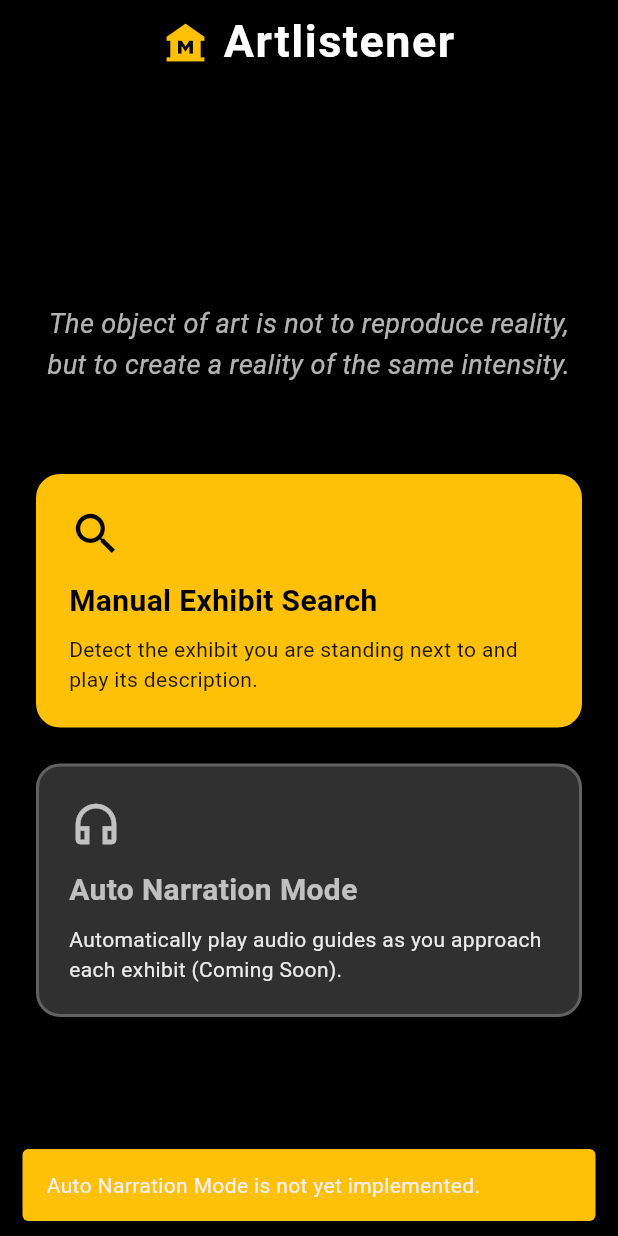
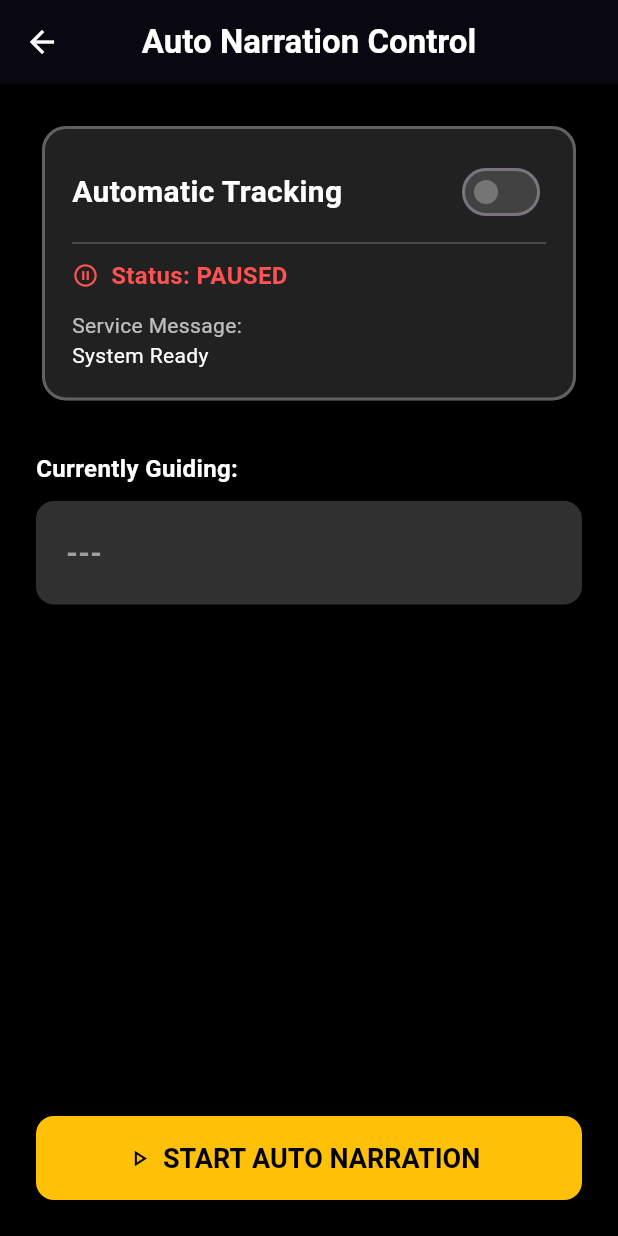
Before and after one commit to Yuvanrr/Artlistener, a Flutter app: the screen it shows after launch, after a tap on "Auto Narration Mode", on a phone screen of 412 x 824 dp. Run offline on Flutter 3.47's test engine with Material 3 defaults, Android fonts, the phone set to English and light mode, and no system bars; our stand-ins replace audioplayers, cloud_firestore, firebase_core, firebase_storage, flutter_tts, geolocator and 1 more; missing offline and left inert: wifi_scan; accounts and stored records are empty.

Commit message:
Pre-final commit

```diff
--- /dev/null
+++ b/lib/screens/auto_narration_page.dart
@@ -0,0 +1,292 @@
+import 'package:flutter/material.dart';
+import 'package:audioplayers/audioplayers.dart';
+import 'package:flutter_tts/flutter_tts.dart';
+import 'location_service.dart'; // NEW IMPORT
+import 'dart:async';
+
+class AutoNarrationPage extends StatefulWidget {
+  const AutoNarrationPage({super.key});
+
+  @override
+  State<AutoNarrationPage> createState() => _AutoNarrationPageState();
+}
+
+class _AutoNarrationPageState extends State<AutoNarrationPage> {
+  // --- Service State & Controls ---
+  bool _isAutoNarrationActive = false;
+  String _currentStatus = "System Ready";
+  String _currentExhibitName = "---";
+  double? _currentExhibitConfidence;
+
+  final LocationService _locationService = LocationService();
+  final FlutterTts _tts = FlutterTts();
+  final AudioPlayer _audioPlayer = AudioPlayer();
+  Timer? _detectionTimer;
+
+  // Tracking History
+  String _lastPlayedExhibitId = "";
+
+  @override
+  void initState() {
+    super.initState();
+    _tts.setLanguage('en-US');
+    _tts.setSpeechRate(0.5);
+  }
+
+  @override
+  void dispose() {
+    _detectionTimer?.cancel();
+    _tts.stop();
+    _audioPlayer.dispose();
+    super.dispose();
+  }
+
+  // --- CORE AUTO-NARRATION LOOP ---
+  void _startContinuousDetection() {
+    _detectionTimer?.cancel();
+    _tts.stop();
+    _audioPlayer.stop();
+
+    _detectionTimer = Timer.periodic(const Duration(seconds: 5), (timer) async {
+      if (!_isAutoNarrationActive) {
+        timer.cancel();
+        return;
+      }
+
+      setState(() {
+        _currentStatus = "Scanning Wi-Fi signal...";
+      });
+
+      try {
+        final result = await _locationService.findClosestExhibit();
+
+        if (!mounted) return;
+
+        if (result == null) {
+          setState(() {
+            _currentStatus = "No confident match found. Searching...";
+            _currentExhibitName = "---";
+            _currentExhibitConfidence = null;
+          });
+          return;
+        }
+
+        // Check if this is a new exhibit
+        if (result.id != _lastPlayedExhibitId) {
+
+          // 1. Play Audio (TTS or URL)
+          if (result.audioUrl != null && result.audioUrl!.isNotEmpty) {
+            await _audioPlayer.play(UrlSource(result.audioUrl!));
+          } else if (result.description.isNotEmpty) {
+            await _tts.speak(result.description);
+          }
+
+          // 2. Update UI and history
+          setState(() {
+            _currentStatus = "Playing description for new exhibit.";
+            _currentExhibitName = result.name;
+            _currentExhibitConfidence = result.confidenceDistance;
+            _lastPlayedExhibitId = result.id;
+          });
+
+        } else {
+          // Exhibit found, but already played
+          setState(() {
+            _currentStatus = "Exhibit known. Awaiting movement...";
+            _currentExhibitConfidence = result.confidenceDistance;
+          });
+        }
+
+      } catch (e) {
+        if (mounted) {
+          setState(() {
+            _currentStatus = "Error during scan: ${e.toString()}";
+          });
+        }
+      }
+    });
+  }
+
+  void _toggleAutoNarration() {
+    setState(() {
+      _isAutoNarrationActive = !_isAutoNarrationActive;
+      if (_isAutoNarrationActive) {
+        _lastPlayedExhibitId = ""; // Clear history on start
+        _currentExhibitName = "Searching...";
+        _startContinuousDetection();
+
+      } else {
+        _currentStatus = "System Paused";
+        _currentExhibitName = "---";
+        _currentExhibitConfidence = null;
+        _detectionTimer?.cancel();
+        _tts.stop();
+        _audioPlayer.stop();
+      }
+    });
+
+    ScaffoldMessenger.of(context).showSnackBar(
+        SnackBar(
+            content: Text(_isAutoNarrationActive ? 'Auto Narration Started.' : 'Auto Narration Paused.'),
+            backgroundColor: _isAutoNarrationActive ? Colors.green : Colors.red,
+        ),
+    );
+  }
+
+  @override
+  Widget build(BuildContext context) {
+    return Scaffold(
+      backgroundColor: Colors.black, // High contrast theme
+      appBar: AppBar(
+        title: const Text(
+          'Auto Narration Control',
+          style: TextStyle(
+            color: Colors.white,
+            fontSize: 22,
+            fontWeight: FontWeight.bold,
+          ),
+        ),
+        centerTitle: true,
+        backgroundColor: Colors.black,
+        elevation: 4,
+        leading: IconButton(
+          icon: const Icon(Icons.arrow_back, color: Colors.white),
+          onPressed: () => Navigator.pop(context),
+        ),
+      ),
+      body: Padding(
+        padding: const EdgeInsets.all(24.0),
+        child: Column(
+          crossAxisAlignment: CrossAxisAlignment.stretch,
+          children: [
+            // Control Panel Card
+            Card(
+              color: Colors.grey[900],
+              shape: RoundedRectangleBorder(
+                borderRadius: BorderRadius.circular(16),
+                side: BorderSide(color: _isAutoNarrationActive ? Colors.amber : Colors.grey[700]!, width: 2),
+              ),
+              elevation: 10,
+              child: Padding(
+                padding: const EdgeInsets.all(20.0),
+                child: Column(
+                  crossAxisAlignment: CrossAxisAlignment.start,
+                  children: [
+                    Row(
+                      mainAxisAlignment: MainAxisAlignment.spaceBetween,
+                      children: [
+                        const Text(
+                          'Automatic Tracking',
+                          style: TextStyle(
+                            fontSize: 20,
+                            fontWeight: FontWeight.bold,
+                            color: Colors.white,
+                          ),
+                        ),
+                        Switch(
+                          value: _isAutoNarrationActive,
+                          onChanged: (_) => _toggleAutoNarration(),
+                          activeColor: Colors.amber,
+                          inactiveThumbColor: Colors.grey[600],
+                          inactiveTrackColor: Colors.grey[800],
+                        ),
+                      ],
+                    ),
+                    const Divider(color: Colors.white24, height: 20),
+                    Row(
+                      children: [
+                        Icon(
+                            _isAutoNarrationActive ? Icons.wifi_find : Icons.pause_circle_outline,
+                            color: _isAutoNarrationActive ? Colors.amber : Colors.redAccent,
+                            size: 18,
+                        ),
+                        const SizedBox(width: 8),
+                        Text(
+                          _isAutoNarrationActive ? "Status: ACTIVE" : "Status: PAUSED",
+                          style: TextStyle(
+                            color: _isAutoNarrationActive ? Colors.greenAccent : Colors.redAccent,
+                            fontWeight: FontWeight.bold,
+                            fontSize: 16,
+                          ),
+                        ),
+                      ],
+                    ),
+                    const SizedBox(height: 12),
+                    Text(
+                      "Service Message:",
+                      style: TextStyle(color: Colors.white70),
+                    ),
+                    Text(
+                      _currentStatus,
+                      style: const TextStyle(color: Colors.white, fontSize: 14),
+                    ),
+                  ],
+                ),
+              ),
+            ),
+
+            const SizedBox(height: 30),
+
+            // Current Exhibit Display
+            Text(
+              "Currently Guiding:",
+              style: const TextStyle(color: Colors.white, fontSize: 16, fontWeight: FontWeight.bold),
+            ),
+            const SizedBox(height: 10),
+            Container(
+              padding: const EdgeInsets.all(20),
+              decoration: BoxDecoration(
+                color: Colors.grey[850],
+                borderRadius: BorderRadius.circular(12),
+              ),
+              child: Column(
+                crossAxisAlignment: CrossAxisAlignment.start,
+                children: [
+                  Text(
+                    _currentExhibitName,
+                    style: TextStyle(
+                      color: _lastPlayedExhibitId == "" ? Colors.grey : Colors.amber,
+                      fontSize: 20,
+                      fontWeight: FontWeight.w600,
+                    ),
+                  ),
+                  if (_currentExhibitConfidence != null)
+                     Padding(
+                       padding: const EdgeInsets.only(top: 4.0),
+                       child: Text(
+                          'Confidence: ${_currentExhibitConfidence!.toStringAsFixed(0)}',
+                          style: TextStyle(
+                            color: Colors.white54,
+                            fontSize: 14,
+                          ),
+                       ),
+                     ),
+                ],
+              ),
+            ),
+
+            const Spacer(),
+
+            // Stop/Start Button (Toggle)
+            SizedBox(
+              height: 56,
+              child: ElevatedButton.icon(
+                onPressed: _toggleAutoNarration,
+                icon: Icon(_isAutoNarrationActive ? Icons.stop_circle_outlined : Icons.play_arrow_outlined),
+                label: Text(
+                  _isAutoNarrationActive ? 'STOP AUTO NARRATION' : 'START AUTO NARRATION',
+                ),
+                style: ElevatedButton.styleFrom(
+                  backgroundColor: _isAutoNarrationActive ? Colors.redAccent : Colors.amber,
+                  foregroundColor: Colors.black,
+                  shape: RoundedRectangleBorder(borderRadius: BorderRadius.circular(12)),
+                  textStyle: const TextStyle(fontSize: 18, fontWeight: FontWeight.bold),
+                ),
+              ),
+            ),
+          ],
+        ),
+      ),
+    );
+  }
+}
--- a/lib/screens/home_page.dart
+++ b/lib/screens/home_page.dart
@@ -1,7 +1,8 @@
 import 'package:flutter/material.dart';
 import 'exhibit_page.dart';
 import 'admin_login_page.dart';
-import 'dart:math'; // For random quote selection
+import 'auto_narration_page.dart'; // NEW IMPORT
+import 'dart:math';
 
 class HomePage extends StatefulWidget {
   const HomePage({super.key});
@@ -29,7 +30,7 @@ class _HomePageState extends State<HomePage> {
   @override
   void initState() {
     super.initState();
-    _currentQuote = _getRandomQuote(); // Set initial quote
+    _currentQuote = _getRandomQuote();
   }
 
   String _getRandomQuote() {
@@ -40,7 +41,6 @@ class _HomePageState extends State<HomePage> {
   void _handleTitleTap() {
     final now = DateTime.now();
 
-    // Reset tap count if more than 1 second has passed since last tap
     if (_lastTapTime != null && now.difference(_lastTapTime!) > const Duration(seconds: 1)) {
       _tapCount = 0;
     }
@@ -48,9 +48,8 @@ class _HomePageState extends State<HomePage> {
     _tapCount++;
     _lastTapTime = now;
 
-    // Secret tap gesture: If tapped 3 times quickly, navigate to admin login
     if (_tapCount >= 3) {
-      _tapCount = 0; // Reset counter
+      _tapCount = 0;
       Navigator.push(
         context,
         MaterialPageRoute(builder: (context) => const AdminLoginPage()),
@@ -61,20 +60,19 @@ class _HomePageState extends State<HomePage> {
   @override
   Widget build(BuildContext context) {
     return Scaffold(
-      backgroundColor: Colors.black, // Dark background for high contrast
+      backgroundColor: Colors.black,
       appBar: AppBar(
-        // Use GestureDetector on the title to maintain the hidden admin login feature
         title: GestureDetector(
           onTap: _handleTitleTap,
           child: const Row(
             mainAxisSize: MainAxisSize.min,
             children: [
-              Icon(Icons.museum, color: Colors.amber, size: 30), // Highlighted icon
+              Icon(Icons.museum, color: Colors.amber, size: 30),
               SizedBox(width: 10),
               Text(
                 'Artlistener',
                 style: TextStyle(
-                  color: Colors.white, // White text for contrast
+                  color: Colors.white,
                   fontSize: 30,
                   fontWeight: FontWeight.bold,
                   letterSpacing: 1.0,
@@ -84,7 +82,7 @@ class _HomePageState extends State<HomePage> {
           ),
         ),
         centerTitle: true,
-        backgroundColor: Colors.transparent, // Transparent to show body background
+        backgroundColor: Colors.transparent,
         elevation: 0,
       ),
       body: Center(
@@ -101,11 +99,11 @@ class _HomePageState extends State<HomePage> {
                 style: TextStyle(
                   fontSize: 18,
                   fontStyle: FontStyle.italic,
-                  color: Colors.white70, // Slightly subdued for elegance
+                  color: Colors.white70,
                   height: 1.5,
                 ),
               ),
-              const SizedBox(height: 60), // Increased space
+              const SizedBox(height: 60),
 
               // Button 1: Manual Exhibit Search
               _buildFeatureCard(
@@ -119,33 +117,30 @@ class _HomePageState extends State<HomePage> {
                     MaterialPageRoute(builder: (context) => const ExhibitPage()),
                   );
                 },
-                color: Colors.amber, // Contrasting vibrant color
-                iconColor: Colors.black, // Dark icon for contrast
-                textColor: Colors.black, // Dark text for contrast
+                color: Colors.amber,
+                iconColor: Colors.black,
+                textColor: Colors.black,
                 borderColor: Colors.amber,
               ),
 
-              const SizedBox(height: 24), // Space between cards
+              const SizedBox(height: 24),
 
-              // Button 2: Auto Narration Mode
+              // Button 2: Auto Narration Mode - NOW NAVIGATES
               _buildFeatureCard(
                 context,
                 icon: Icons.headphones_outlined,
                 title: 'Auto Narration Mode',
-                subtitle: 'Automatically play audio guides as you approach each exhibit (Coming Soon).',
+                subtitle: 'Automatically play audio guides as you approach each exhibit.',
                 onTap: () {
-                  ScaffoldMessenger.of(context).showSnackBar(
-                    const SnackBar(
-                      content: Text('Auto Narration Mode is not yet implemented.'),
-                      backgroundColor: Colors.amber,
-                      behavior: SnackBarBehavior.floating,
-                    ),
+                  Navigator.push( // NEW NAVIGATION
+                    context,
+                    MaterialPageRoute(builder: (context) => AutoNarrationPage()),
                   );
                 },
-                color: Colors.grey[850]!, // Darker grey for secondary action
-                borderColor: Colors.grey[700], // Subtle border
-                textColor: Colors.white70,
-                iconColor: Colors.white70,
+                color: Colors.grey[850]!,
+                borderColor: Colors.amber[700], // Highlight border
+                textColor: Colors.white,
+                iconColor: Colors.amber, // Highlight icon
               ),
             ],
           ),
@@ -177,7 +172,7 @@ class _HomePageState extends State<HomePage> {
           border: Border.all(color: borderColor ?? Colors.transparent, width: 2),
           boxShadow: [
             BoxShadow(
-              color: Colors.black.withOpacity(0.4), // More pronounced shadow
+              color: Colors.black.withOpacity(0.4),
               spreadRadius: 2,
               blurRadius: 15,
               offset: const Offset(0, 8),
@@ -202,7 +197,7 @@ class _HomePageState extends State<HomePage> {
               subtitle,
               style: TextStyle(
                 fontSize: 14,
-                color: textColor.withOpacity(0.9), // Slightly more opaque
+                color: textColor.withOpacity(0.9),
               ),
             ),
           ],
--- /dev/null
+++ b/lib/screens/location_service.dart
@@ -0,0 +1,130 @@
+import 'package:cloud_firestore/cloud_firestore.dart';
+import 'package:wifi_scan/wifi_scan.dart' as wifi_scan;
+import 'dart:math';
+
+// Data model for the matched exhibit result
+class ExhibitMatchResult {
+  final String id;
+  final String name;
+  final String description;
+  final String? audioUrl;
+  final double confidenceDistance;
+
+  ExhibitMatchResult({
+    required this.id,
+    required this.name,
+    required this.description,
+    this.audioUrl,
+    required this.confidenceDistance,
+  });
+}
+
+// --- KNN HELPER FUNCTION ---
+double calculateEuclideanDistance(
+    Map<String, int> liveRssiMap, Map<String, int> storedRssiMap) {
+  double squaredDifferenceSum = 0.0;
+  final allBssids = {...liveRssiMap.keys, ...storedRssiMap.keys};
+  const int defaultRssi = -100;
+
+  for (final bssid in allBssids) {
+    final liveRssi = liveRssiMap[bssid] ?? defaultRssi;
+    final storedRssi = storedRssiMap[bssid] ?? defaultRssi;
+    final diff = (liveRssi - storedRssi);
+    squaredDifferenceSum += diff * diff;
+  }
+  return squaredDifferenceSum;
+}
+// --- END KNN HELPER FUNCTION ---
+
+
+class LocationService {
+  // --- ACCURACY ENHANCEMENT: TEMPORAL AVERAGING (5 Scans) ---
+  Future<Map<String, int>> getAveragedFingerprint(int scanCount) async {
+    final Map<String, List<int>> rssiHistory = {};
+
+    for (int i = 0; i < scanCount; i++) {
+      if (i > 0) await Future.delayed(const Duration(milliseconds: 300));
+
+      await wifi_scan.WiFiScan.instance.startScan();
+      final currentScan = await wifi_scan.WiFiScan.instance.getScannedResults();
+
+      for (var ap in currentScan) {
+          if (ap.bssid.isNotEmpty) {
+              rssiHistory.putIfAbsent(ap.bssid, () => []).add(ap.level);
+          }
+      }
+    }
+
+    final Map<String, int> averagedRssiMap = {};
+    rssiHistory.forEach((bssid, rssiList) {
+      // Calculate the average RSSI for each BSSID
+      final averageRssi = (rssiList.reduce((a, b) => a + b) / rssiList.length).round();
+      averagedRssiMap[bssid] = averageRssi;
+    });
+
+    return averagedRssiMap;
+  }
+
+  // --- CORE KNN MATCHING LOGIC ---
+  Future<ExhibitMatchResult?> findClosestExhibit() async {
+    // 1. Capture Live Fingerprint Vector using TEMPORAL AVERAGING (5 scans for stability)
+    final liveRssiMap = await getAveragedFingerprint(5);
+
+    if (liveRssiMap.isEmpty) return null;
+
+    // 2. Query Firestore for all exhibits
+    final qs = await FirebaseFirestore.instance.collection('c_guru').get();
+    if (qs.docs.isEmpty) return null;
+
+    final List<Map<String, dynamic>> matchResults = [];
+
+    // 3. Calculate Distance (KNN step)
+    for (final doc in qs.docs) {
+      final data = doc.data();
+      final List<dynamic>? wifiFingerprintList = data['wifi_fingerprint'] as List<dynamic>?;
+
+      if (wifiFingerprintList == null || wifiFingerprintList.isEmpty) continue;
+
+      final Map<String, int> storedRssiMap = {
+        for (var item in wifiFingerprintList)
+          if (item is Map<String, dynamic> && item['bssid'] is String && item['rssi'] is num)
+            item['bssid'] as String: (item['rssi'] as num).toInt()
+      };
+
+      if (storedRssiMap.isEmpty) continue;
+
+      final distanceSquared = calculateEuclideanDistance(liveRssiMap, storedRssiMap);
+
+      matchResults.add({
+        'docId': doc.id,
+        'distance': distanceSquared,
+        'data': data,
+      });
+    }
+
+    if (matchResults.isEmpty) return null;
+
+    // 4. Find Best Match (Nearest Neighbor)
+    matchResults.sort((a, b) => (a['distance'] as double).compareTo(b['distance'] as double));
+
+    final bestMatch = matchResults.first;
+    final bestData = bestMatch['data'] as Map<String, dynamic>;
+    final confidenceDistance = bestMatch['distance'] as double;
+
+    // Optional: Define a threshold to reject very poor matches,
+    // but for automatic mode, we usually trust the best match found.
+    const double distanceThreshold = 4000.0; // Increased threshold for stability
+    if (confidenceDistance > distanceThreshold) {
+      // If the best match is still too far, return null (no confident match)
+      return null;
+    }
+
+    return ExhibitMatchResult(
+      id: bestMatch['docId'],
+      name: (bestData['name'] ?? '').toString(),
+      description: (bestData['description'] ?? '').toString(),
+      audioUrl: (bestData['audioUrl'] as String?),
+      confidenceDistance: confidenceDistance,
+    );
+  }
+}
```
Also changed, not shown: lib/screens/exhibit_page.dart (+38 -158 lines).
